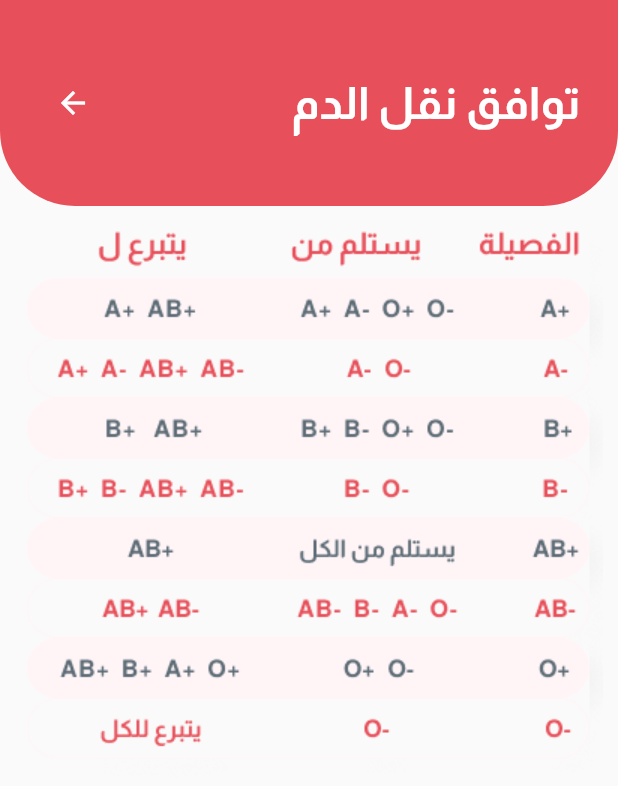
After one commit to hoouda19/BloodBank, a Flutter app: the CanBlood screen opened by its route, on a phone screen of 412 x 824 dp. The commit adds this screen. Shown: the top 786 px of the screen. Run offline on Flutter 3.47's test engine with Material 2 defaults, Android fonts, the light colour scheme and no system bars; our stand-ins replace curved_navigation_bar, dots_indicator, font_awesome_flutter.

Commit message:
new page

```diff
--- a/lib/main.dart
+++ b/lib/main.dart
@@ -1,5 +1,6 @@
 import 'package:flutter/material.dart';
 
+import 'view/routes/can_blood_page.dart';
 import 'view/routes/find_donor.dart';
 import 'view/routes/onboard_page_view.dart';
 import 'view/routes/singup_screen.dart';
@@ -43,6 +44,7 @@ class MyApp extends StatelessWidget {
         HomePage.routeName: (context) => const HomePage(),
         SignUpPage.routeName: (context) => const SignUpPage(),
         FindDonor.routeName: (context) => const FindDonor(),
+        CanBlood.routeName: (context) => const CanBlood(),
       },
     );
   }
--- /dev/null
+++ b/lib/view/routes/can_blood_page.dart
@@ -0,0 +1,51 @@
+import 'package:flutter/material.dart';
+
+class CanBlood extends StatelessWidget {
+  static const routeName = '/canblood';
+  const CanBlood({super.key});
+
+  @override
+  Widget build(BuildContext context) {
+    return SafeArea(
+      child: Scaffold(
+        body: Column(
+          children: [
+            Container(
+              width: double.infinity,
+              decoration: const BoxDecoration(
+                  color: Color.fromARGB(255, 231, 80, 90),
+                  borderRadius: BorderRadius.only(
+                      bottomLeft: Radius.circular(50),
+                      bottomRight: Radius.circular(50))),
+              height: MediaQuery.of(context).size.height * 1 / 6,
+              child: Padding(
+                padding: EdgeInsets.symmetric(
+                  horizontal: MediaQuery.of(context).size.width * 0.06,
+                ),
+                child: Row(
+                  mainAxisAlignment: MainAxisAlignment.spaceBetween,
+                  children: [
+                    IconButton(
+                        onPressed: () => Navigator.of(context).pop(),
+                        icon: const Icon(
+                          Icons.arrow_back,
+                          color: Colors.white,
+                        )),
+                    const Text(
+                      'توافق نقل الدم',
+                      style: TextStyle(
+                          color: Colors.white,
+                          fontSize: 30,
+                          fontWeight: FontWeight.bold),
+                    )
+                  ],
+                ),
+              ),
+            ),
+            Image.asset('asset/images/canblood.png')
+          ],
+        ),
+      ),
+    );
+  }
+}
--- a/lib/view/routes/find_donor.dart
+++ b/lib/view/routes/find_donor.dart
@@ -2,6 +2,7 @@ import 'package:flutter/material.dart';
 
 import '../widgets/lable_setting.dart';
 import '../widgets/normal_button.dart';
+import 'can_blood_page.dart';
 
 class FindDonor extends StatelessWidget {
   static const routeName = 'finddonor';
@@ -118,9 +119,9 @@ class FindDonor extends StatelessWidget {
                     height: MediaQuery.of(context).size.height * 0.08,
                   ),
                   TextButton(
-                    child: const Text('هل تريد معرفة توافق نقل الدم ؟'),
-                    onPressed: () {},
-                  ),
+                      child: const Text('هل تريد معرفة توافق نقل الدم ؟'),
+                      onPressed: () =>
+                          Navigator.of(context).pushNamed(CanBlood.routeName)),
                   SizedBox(
                     height: MediaQuery.of(context).size.height * 0.08,
                   ),
```
Also changed, not shown: asset/images/canblood.png (added).
